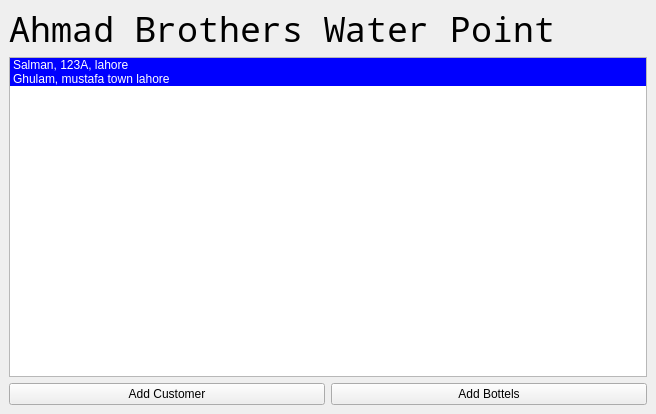
This is Water_Supply/mainwindow.ui in IIvexII/Dilbar-Water-Supply as Qt 5 draws it before an edit. The edited form follows.
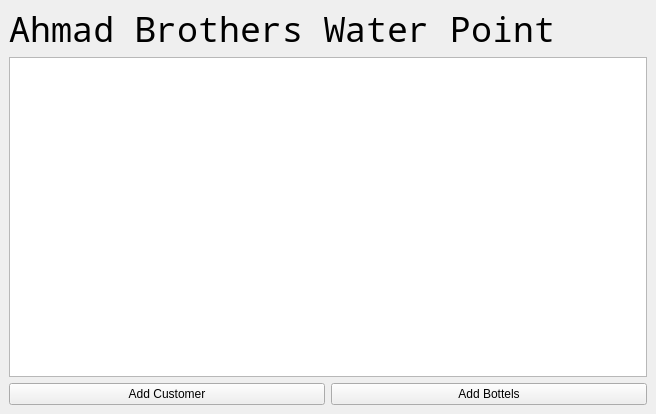
This is the edited form.

Diff of the .ui file:
```diff
--- a/Water_Supply/mainwindow.ui
+++ b/Water_Supply/mainwindow.ui
@@ -40,31 +40,11 @@
         </property>
        </widget>
       </item>
-      <item>
-       <widget class="QListWidget" name="listWidget">
-        <item>
-         <property name="text">
-          <string>Salman, 123A, lahore</string>
-         </property>
-         <property name="background">
-          <brush brushstyle="NoBrush">
-           <color alpha="255">
-            <red>0</red>
-            <green>170</green>
-            <blue>0</blue>
-           </color>
-          </brush>
-         </property>
-        </item>
-        <item>
-         <property name="text">
-          <string>Ghulam, mustafa town lahore</string>
-         </property>
-        </item>
-       </widget>
-      </item>
      </layout>
     </item>
+    <item>
+     <widget class="QTableView" name="tableView"/>
+    </item>
     <item>
      <layout class="QHBoxLayout" name="horizontalLayout">
       <item>
```
Left out of the diff: 4 changed lines with no effect on the pictures.
